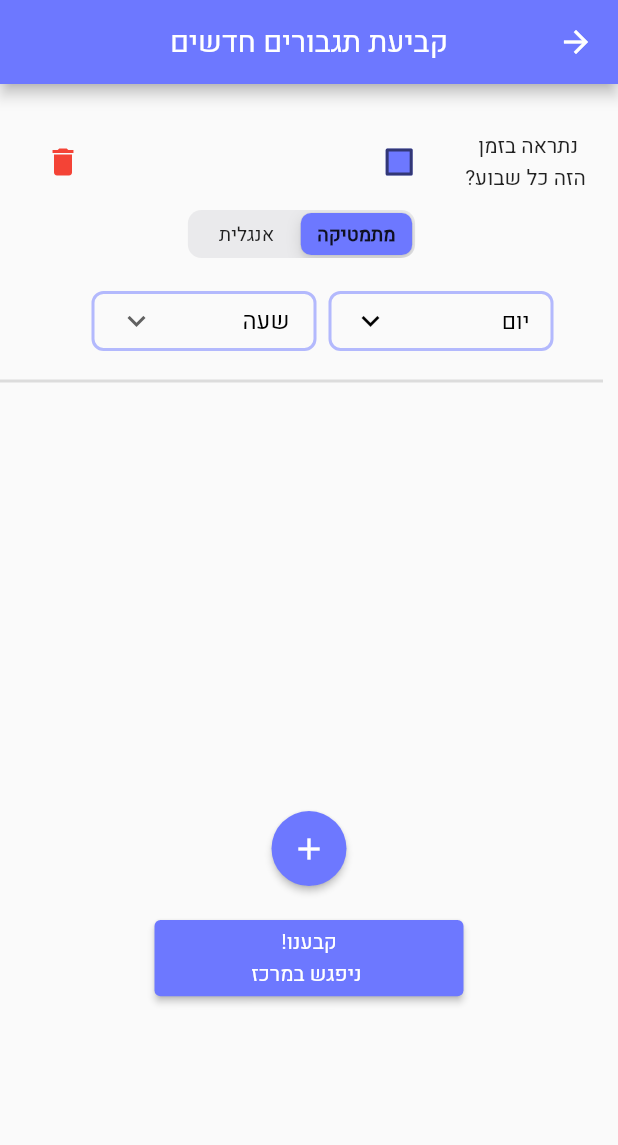
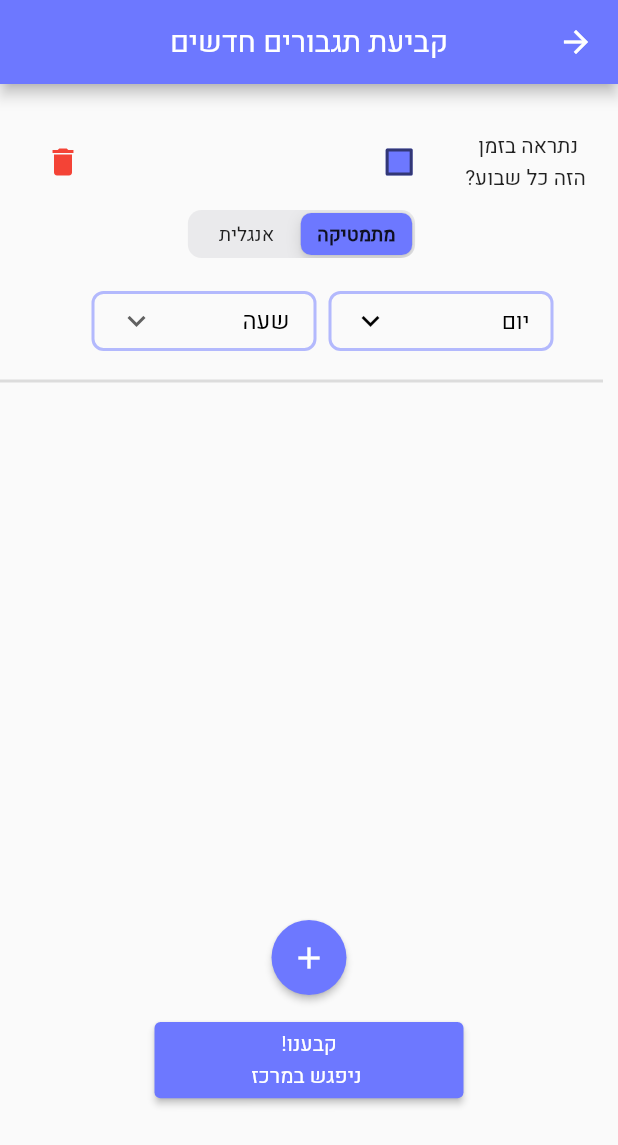
Before and after one commit to inamit/amiad-porat, a Flutter app: the ScheduleLessons screen opened directly, on a phone screen of 412 x 824 dp. Shown: the top 1145 px of the screen. Run offline on Flutter 3.47's test engine with Material 2 defaults, Android fonts, the phone set to English and light mode, and no system bars; our stand-ins replace form_field_validator.

Commit message:
fix(schedule_lessons.dart): Change spacings #4

```diff
--- a/lib/screens/schedule_lessons/schedule_lessons.dart
+++ b/lib/screens/schedule_lessons/schedule_lessons.dart
@@ -32,12 +32,28 @@ class _ScheduleLessonsState extends State<ScheduleLessons> {
       body: SafeArea(
         child: Column(
           children: [
-            Container(
-              height: MediaQuery.of(context).size.height / 3 * 2,
-              child: Column(
+            Column(
               children: [
-                  Container(
-                    height: MediaQuery.of(context).size.height / 1.7,
+                _buildListView(context),
+                Padding(
+                  padding: const EdgeInsets.only(top: 8.0),
+                  child: _buildAddButton(),
+                ),
+              ],
+            ),
+            Padding(
+              padding: const EdgeInsets.only(top: 10.0),
+              child: _buildSubmitButton(context),
+            ),
+          ],
+        ),
+      ),
+    );
+  }
+
+  Container _buildListView(BuildContext context) {
+    return Container(
+      height: (MediaQuery.of(context).size.height / 3) * 2,
       child: ListView.builder(
         itemCount: this.lessons.length,
         itemBuilder: (context, index) {
@@ -52,29 +68,11 @@ class _ScheduleLessonsState extends State<ScheduleLessons> {
               lesson: this.lessons[index]);
         },
       ),
-                  ),
-                  ElevatedButton(
-                    style: ButtonStyle(
-                        shape: MaterialStateProperty.all(CircleBorder()),
-                        backgroundColor: MaterialStateProperty.all(neonBlue),
-                        shadowColor: MaterialStateProperty.all(Colors.black)),
-                    child: Container(
-                      width: 50,
-                      height: 50,
-                      alignment: Alignment.center,
-                      decoration: BoxDecoration(shape: BoxShape.circle),
-                      child: Icon(Icons.add),
-                    ),
-                    onPressed: () {
-                      setState(() {
-                        this.lessons.add(LessonBlock());
-                      });
-                    },
-                  ),
-                ],
-              ),
-            ),
-            Container(
+    );
+  }
+
+  Container _buildSubmitButton(BuildContext context) {
+    return Container(
       padding: EdgeInsets.only(top: 8.0),
       height: MediaQuery.of(context).size.height / 14,
       width: MediaQuery.of(context).size.width / 2,
@@ -92,10 +90,27 @@ class _ScheduleLessonsState extends State<ScheduleLessons> {
             "קבענו! \n ניפגש במרכז",
             textAlign: TextAlign.center,
           )),
+    );
+  }
+
+  ElevatedButton _buildAddButton() {
+    return ElevatedButton(
+      style: ButtonStyle(
+          shape: MaterialStateProperty.all(CircleBorder()),
+          backgroundColor: MaterialStateProperty.all(neonBlue),
+          shadowColor: MaterialStateProperty.all(Colors.black)),
+      child: Container(
+        width: 50,
+        height: 50,
+        alignment: Alignment.center,
+        decoration: BoxDecoration(shape: BoxShape.circle),
+        child: Icon(Icons.add),
       ),
-          ],
-        ),
-      ),
+      onPressed: () {
+        setState(() {
+          this.lessons.add(LessonBlock());
+        });
+      },
     );
   }
 
```
Lines whose indentation alone changed are shown as unchanged.
